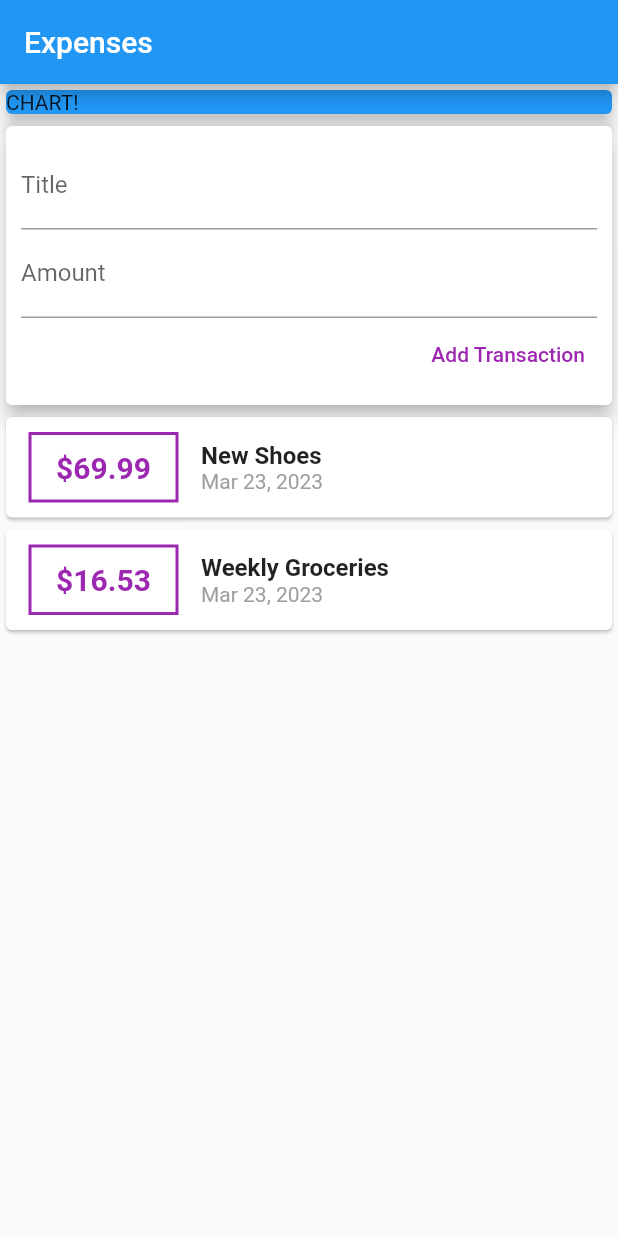
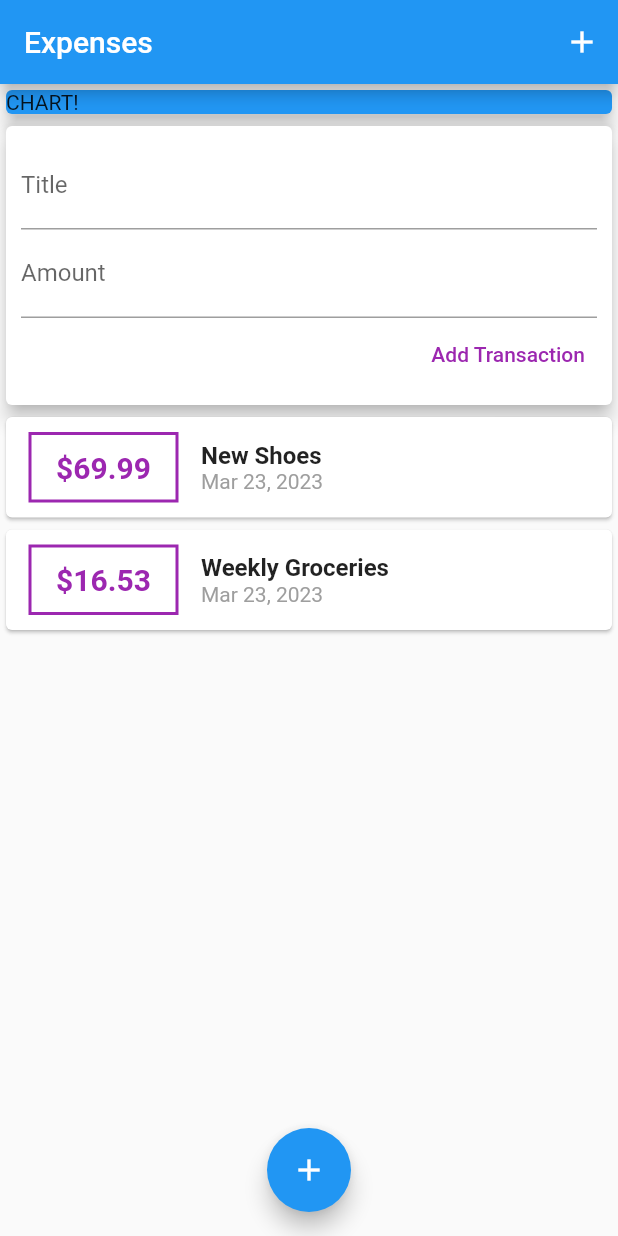
Before and after one commit to dieginin/expenses_app, a Flutter app: the screen it shows after launch, on a phone screen of 412 x 824 dp. Run offline on Flutter 3.47's test engine with Material 2 defaults, Android fonts, the phone set to English and light mode, and no system bars.

Commit message:
Adding 'add' buttons

```diff
--- a/lib/main.dart
+++ b/lib/main.dart
@@ -15,6 +15,12 @@ class MyApp extends StatelessWidget {
       home: Scaffold(
         appBar: AppBar(
           title: const Text('Expenses'),
+          actions: [
+            IconButton(
+              onPressed: () {},
+              icon: const Icon(Icons.add),
+            )
+          ],
         ),
         body: SingleChildScrollView(
           child: Column(
@@ -31,6 +37,11 @@ class MyApp extends StatelessWidget {
             ],
           ),
         ),
+        floatingActionButtonLocation: FloatingActionButtonLocation.centerFloat,
+        floatingActionButton: FloatingActionButton(
+          onPressed: () {},
+          child: const Icon(Icons.add),
+        ),
       ),
     );
   }
```
